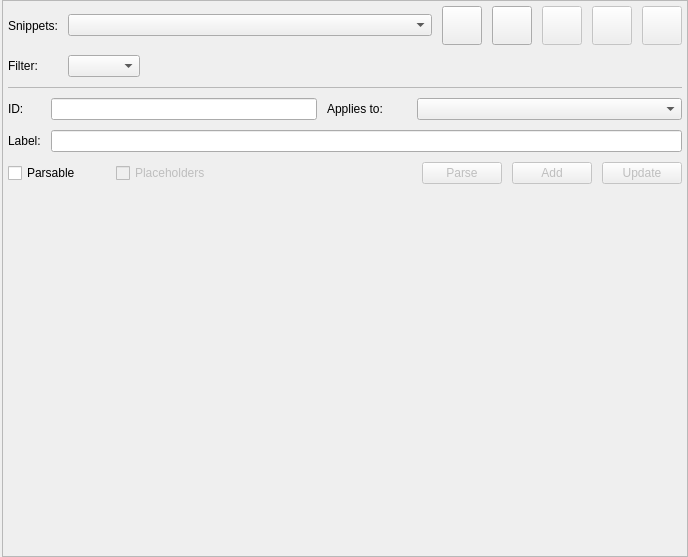
Old version of the form libs/libgui/ui/settings/snippetsconfigwidget.ui in the repository pgmodeler/pgmodeler.
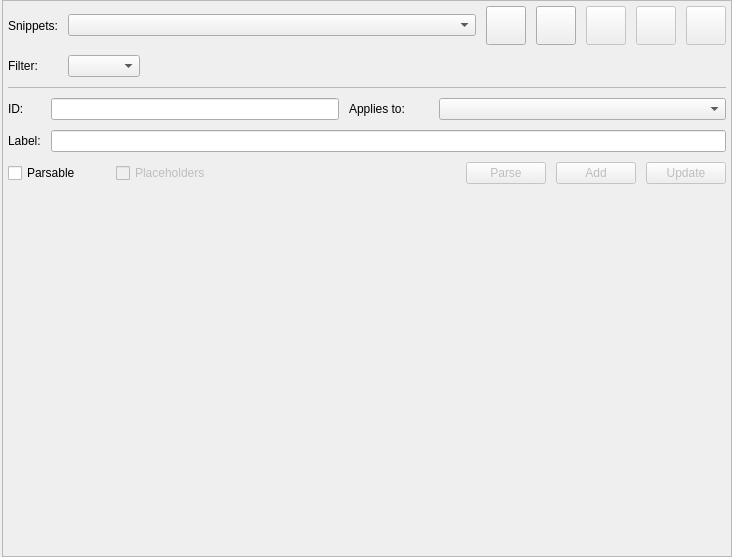
New version of the form. Icons and pictures are not drawn.

Commit message: Changed default icon size of comboboxes

Patch:
```diff
--- a/libs/libgui/ui/settings/snippetsconfigwidget.ui
+++ b/libs/libgui/ui/settings/snippetsconfigwidget.ui
@@ -6,7 +6,7 @@
    <rect>
     <x>0</x>
     <y>0</y>
-    <width>688</width>
+    <width>732</width>
     <height>557</height>
    </rect>
   </property>
@@ -83,8 +83,8 @@
           </property>
           <property name="iconSize">
            <size>
-            <width>18</width>
-            <height>18</height>
+            <width>28</width>
+            <height>28</height>
            </size>
           </property>
          </widget>
@@ -178,6 +178,12 @@
           <property name="insertPolicy">
            <enum>QComboBox::InsertAlphabetically</enum>
           </property>
+          <property name="iconSize">
+           <size>
+            <width>28</width>
+            <height>28</height>
+           </size>
+          </property>
          </widget>
         </item>
         <item>
```
Left out of the diff: 5 changed lines with no effect on the pictures. The commit also changes 40 other files.
